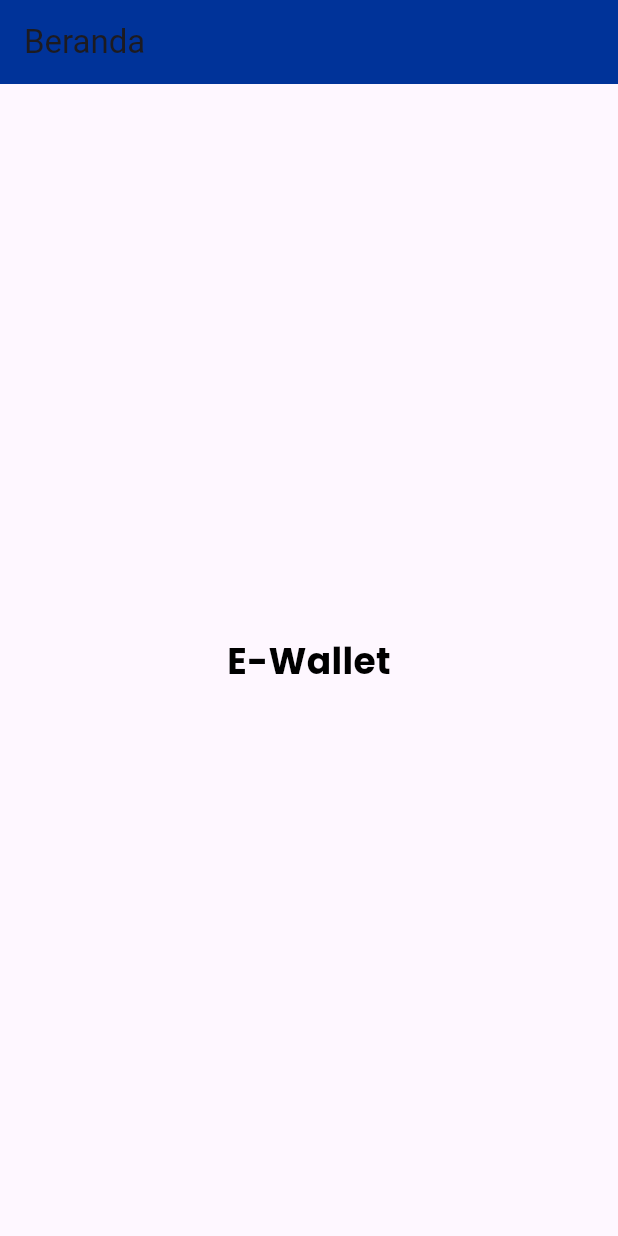
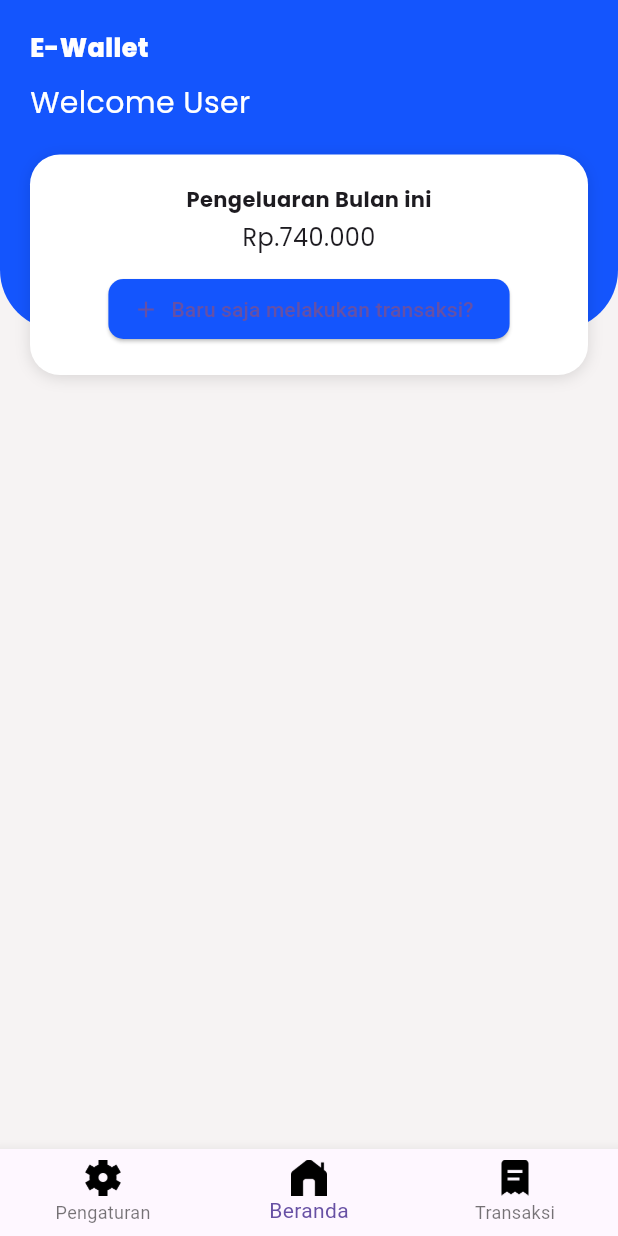
Before and after one commit to zoeeyy21/Tubes-GDGoC, a Flutter app: the screen it shows after launch, on a phone screen of 412 x 824 dp. Run offline on Flutter 3.47's test engine with Material 3 defaults, Android fonts, the phone set to English and light mode, and no system bars; our stand-ins replace get.

Commit message:
first commit

```diff
--- a/lib/pages/homepage.dart
+++ b/lib/pages/homepage.dart
@@ -1,22 +1,131 @@
 import 'package:flutter/material.dart';
+import 'package:get/get.dart';
 
 class HomePage extends StatelessWidget {
   @override
   Widget build(BuildContext context) {
     return Scaffold(
-      appBar: AppBar(
-        title: Text('Beranda'),
-        backgroundColor: Color(0xFF003399),
+      backgroundColor: Color(0xFFF6F3F3),
+      body: Stack(
+        children: [
+          // Background biru lengkung
+          Container(
+            height: 220,
+            decoration: BoxDecoration(
+              color: Color(0xFF1455FD),
+              borderRadius: BorderRadius.only(
+                bottomLeft: Radius.circular(40),
+                bottomRight: Radius.circular(40),
+              ),
+            ),
+          ),
+
+          // Isi konten
+          SafeArea(
+            child: SingleChildScrollView(
+              padding: EdgeInsets.symmetric(horizontal: 20),
+              child: Column(
+                crossAxisAlignment: CrossAxisAlignment.start,
+                children: [
+                  SizedBox(height: 20),
+                  Text(
+                    'E-Wallet',
+                    style: TextStyle(
+                      color: Colors.white,
+                      fontSize: 17,
+                      fontFamily: 'poppins',
+                      fontWeight: FontWeight.w800,
+                    ),
+                  ),
+                  SizedBox(height: 10),
+                  Text(
+                    'Welcome User',
+                    style: TextStyle(
+                      color: Colors.white,
+                      fontSize: 20,
+                      fontFamily: 'poppins',
+                    ),
+                  ),
+                  SizedBox(height: 20),
+
+                  // Box putih
+                  Container(
+                    width: double.infinity,
+                    padding: EdgeInsets.all(20),
+                    decoration: BoxDecoration(
+                      color: Colors.white,
+                      borderRadius: BorderRadius.circular(20),
+                      boxShadow: [
+                        BoxShadow(
+                          color: Colors.black12,
+                          blurRadius: 8,
+                          offset: Offset(0, 2),
+                        )
+                      ],
+                    ),
+                    child: Column(
+                      children: [
+                        Text(
+                          'Pengeluaran Bulan ini',
+                          style: TextStyle(
+                            fontWeight: FontWeight.bold,
+                            fontFamily: 'poppins',
+                          ),
+                        ),
+                        SizedBox(height: 4),
+                        Text(
+                          'Rp.740.000',
+                          style: TextStyle(
+                            fontSize: 16,
+                            fontFamily: 'poppins',
+                          ),
+                        ),
+                        SizedBox(height: 12),
+                        ElevatedButton.icon(
+                          style: ElevatedButton.styleFrom(
+                            backgroundColor: Color(0xFF1455FD),
+                            shape: RoundedRectangleBorder(
+                              borderRadius: BorderRadius.circular(10),
+                            ),
+                          ),
+                          onPressed: () {
+                            Get.toNamed('/tambahTransaksi');
+                          },
+                          icon: Icon(Icons.add, size: 18),
+                          label: Text('Baru saja melakukan transaksi?'),
+                        ),
+                      ],
+                    ),
+                  ),
+
+                  // Tambahan konten di bawah sini
+                  SizedBox(height: 20),
+                  // Misal: Daftar pengeluaran, komentar, dll
+                ],
+              ),
+            ),
+          ),
+        ],
       ),
-      body: Center(
-        child: Text('E-Wallet',
-        style: TextStyle(
-              fontFamily: 'poppins',
-              fontSize: 24,
-              fontWeight: FontWeight.bold,
-              color: const Color.fromARGB(255, 0, 0, 0),
-            ),
-        )
+      bottomNavigationBar: BottomNavigationBar(
+        currentIndex: 1,
+        onTap: (index) {
+          // Get.toNamed() bisa kamu tambah di sini
+        },
+        items: [
+          BottomNavigationBarItem(
+           icon: Image.asset('assets/icons/settings.png', width: 24),
+            label: 'Pengaturan',
+          ),
+          BottomNavigationBarItem(
+            icon: Image.asset('assets/icons/home.png', width: 24),
+            label: 'Beranda',
+          ),
+          BottomNavigationBarItem(
+            icon: Image.asset('assets/icons/receipt.png', width: 24),
+            label: 'Transaksi',
+          ),
+        ],
       ),
     );
   }
--- a/lib/pages/start.dart
+++ b/lib/pages/start.dart
@@ -33,7 +33,7 @@ class _StartPageState extends State<StartPage> {
             style: TextStyle(
               fontFamily: 'poppins',
               fontSize: 24,
-              fontWeight: FontWeight.bold,
+              fontWeight: FontWeight.w800,
               color: Colors.white,
             ),
           ),
--- a/pubspec.yaml
+++ b/pubspec.yaml
@@ -26,4 +26,6 @@ flutter:
         - asset: assets/fonts/Poppins-Regular.ttf
         - asset: assets/fonts/Poppins-Bold.ttf
           weight: 700
+        - asset: assets/fonts/Poppins-ExtraBold.ttf
+          weight: 800
         - asset: assets/fonts/Poppins-Italic.ttf
```
Also changed, not shown: assets/fonts/Poppins-ExtraBold.ttf (added).
